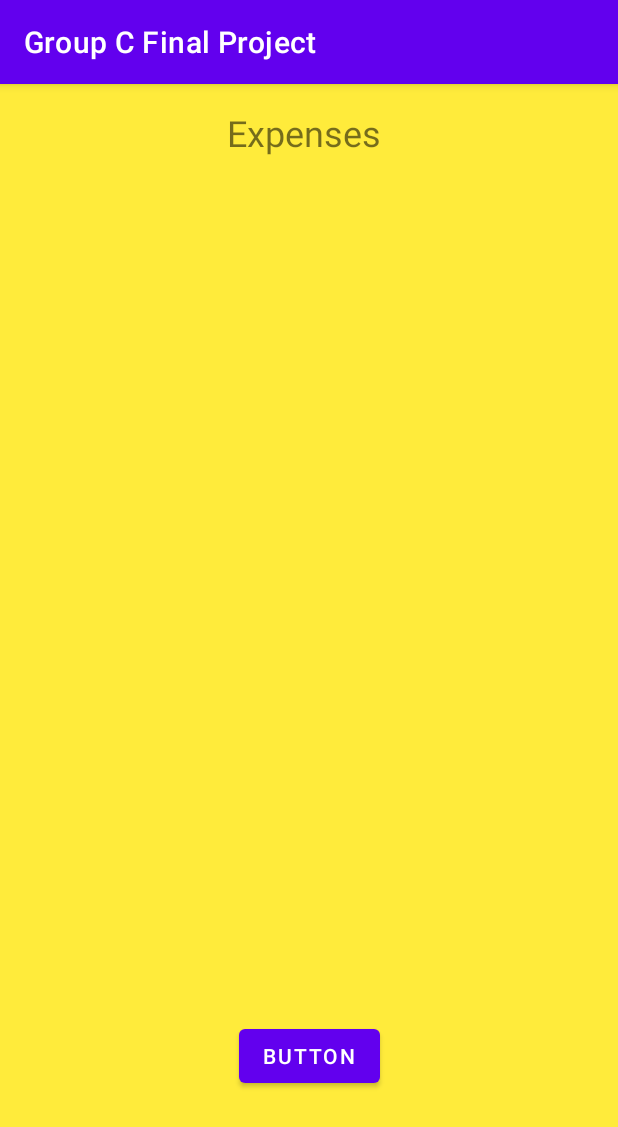
After one commit to imohitsingh/Group-C-Final-Project, an Android app: the ExpensesActivity screen opened directly, with no data from a screen before it, on a phone screen of 412 x 824 dp. The commit adds this screen. Shown: the top 1127 px of the screen. Run offline under Robolectric (Android 15) with nearby library versions, the phone set to English and light mode, and no system bars.

Commit message:
Added ExpensesActivity

```diff
--- a/app/src/main/AndroidManifest.xml
+++ b/app/src/main/AndroidManifest.xml
@@ -9,7 +9,8 @@
         android:roundIcon="@mipmap/ic_launcher_round"
         android:supportsRtl="true"
         android:theme="@style/Theme.GroupCFinalProject">
-        <activity android:name=".Settings"></activity>
+        <activity android:name=".ExpensesActivity"></activity>
+        <activity android:name=".Settings" />
         <activity android:name=".SmallNotebookActivity" />
         <activity android:name=".BigNotebookActivity" />
         <activity android:name=".MainActivity">
--- a/app/src/main/java/com/example/groupcfinalproject/BigNotebookActivity.java
+++ b/app/src/main/java/com/example/groupcfinalproject/BigNotebookActivity.java
@@ -18,4 +18,9 @@ public class BigNotebookActivity extends AppCompatActivity {
         Intent smallnotebook_intent = new Intent(this, SmallNotebookActivity.class);
         startActivity(smallnotebook_intent);
     }
+
+    public void goTo_ExpensesActivity(View view) {
+        Intent expenses_intent = new Intent(this, ExpensesActivity.class);
+        startActivity(expenses_intent);
+    }
 }
--- a/app/src/main/java/com/example/groupcfinalproject/BudgetModel.java
+++ b/app/src/main/java/com/example/groupcfinalproject/BudgetModel.java
@@ -9,13 +9,19 @@ public class BudgetModel{
     private int id;
     private String name;
     private int amount;
+    private String date;
     //cons
 
 
-    public BudgetModel(int id, String name, int amount) {
+    public BudgetModel() {
+
+    }
+
+    public BudgetModel(int id, String name, int amount, String date) {
         this.id = id;
         this.name = name;
         this.amount = amount;
+        this.date = date;
     }
 
     public BudgetModel(int id) {
@@ -55,6 +61,10 @@ public class BudgetModel{
         return formattedDate;
     }
 
+    public void setDate(String date) {
+        this.date = date;
+    }
+
 
     @Override
     public String toString() {
--- a/app/src/main/java/com/example/groupcfinalproject/DatabaseHelper.java
+++ b/app/src/main/java/com/example/groupcfinalproject/DatabaseHelper.java
@@ -21,12 +21,12 @@ public class DatabaseHelper extends SQLiteOpenHelper {
     public static final String COLUMN_BUDGET_NAME = "BUDGET_NAME";
     public static final String COLUMN_BUDGET_AMOUNT = "BUDGET_AMOUNT";
     public static final String COLUMN_ID = "ID";
-    //public static final String COLUMN_BUDGET_DATE = "BUDGET_DATE";
+    public static final String COLUMN_BUDGET_DATE = "BUDGET_DATE";
 
 
     //implementing constructor here as need to satify father side else it gives error on the line 13
     public DatabaseHelper(@Nullable Context context) {
-        super(context, "budget.db", null, 1);
+        super(context, "budget.db", null, 2);
 
     }
 
@@ -37,8 +37,7 @@ public class DatabaseHelper extends SQLiteOpenHelper {
     @Override
     public void onCreate(SQLiteDatabase db) {
         //main code
-        //String createTableStatement= "CREATE TABLE " + BUDGET_TABLE + "(" + COLUMN_ID + " INTEGER PRIMARY KEY AUTOINCREMENT, " + COLUMN_BUDGET_NAME + " TEXT, " + COLUMN_BUDGET_AMOUNT + " INT, " + COLUMN_BUDGET_DATE + " TEXT)";
-        String createTableStatement= "CREATE TABLE " + BUDGET_TABLE + "(" + COLUMN_ID + " INTEGER PRIMARY KEY AUTOINCREMENT, " + COLUMN_BUDGET_NAME + " TEXT, " + COLUMN_BUDGET_AMOUNT + " INT)";
+        String createTableStatement= "CREATE TABLE " + BUDGET_TABLE + "(" + COLUMN_ID + " INTEGER PRIMARY KEY AUTOINCREMENT, " + COLUMN_BUDGET_NAME + " TEXT, " + COLUMN_BUDGET_AMOUNT + " INT, " + COLUMN_BUDGET_DATE + " TEXT)";
         db.execSQL(createTableStatement);
 
     }
@@ -59,7 +58,7 @@ public class DatabaseHelper extends SQLiteOpenHelper {
 
         cv.put(COLUMN_BUDGET_NAME, budgetModel.getName());
         cv.put(COLUMN_BUDGET_AMOUNT, budgetModel.getAmount());
-        //cv.put(COLUMN_BUDGET_DATE, budgetModel.getDate());
+        cv.put(COLUMN_BUDGET_DATE, budgetModel.getDate());
 
 
         long insert = db.insert(BUDGET_TABLE, null, cv);
@@ -85,6 +84,7 @@ public class DatabaseHelper extends SQLiteOpenHelper {
             return false;
         }
     }
+
     //lets list all items
     public List<BudgetModel> getEveryone()
     {
@@ -104,8 +104,9 @@ public class DatabaseHelper extends SQLiteOpenHelper {
                 int budgetID = cursor.getInt(0);
                 String budgetName = cursor.getString(1);
                 int budgetAmount = cursor.getInt(2);
+                String budgetDate = cursor.getString(3);
 
-                BudgetModel newBudget= new BudgetModel(budgetID, budgetName, budgetAmount);
+                BudgetModel newBudget= new BudgetModel(budgetID, budgetName, budgetAmount, budgetDate);
                 returnList.add(newBudget);
             }while(cursor.moveToNext());
         }
@@ -116,6 +117,42 @@ public class DatabaseHelper extends SQLiteOpenHelper {
         cursor.close();
         db.close();
         return returnList;
+    }
 
+    public List<BudgetModel> getSumOfDay()
+    {
+        List<BudgetModel> returnList = new ArrayList<>();
+        //
+        //String queryString = "SELECT "+ COLUMN_BUDGET_NAME + ",SUM(" + COLUMN_BUDGET_AMOUNT +") as sum FROM " + BUDGET_TABLE + " WHERE " + COLUMN_BUDGET_DATE + "= ?"
+        //String queryString = " SELECT * FROM " + BUDGET_TABLE + "GROUP BY" + COLUMN_BUDGET_DATE;
+        String queryString = " SELECT * FROM " + BUDGET_TABLE;
+
+        SQLiteDatabase db= this.getReadableDatabase();
+
+        //rawQ is used as its return cursor
+        Cursor cursor = db.rawQuery(queryString, null);
+
+        if(cursor.moveToFirst())
+        {
+            //loop throught result then create new customers
+            do{
+                int budgetID = cursor.getInt(0);
+                String budgetName = cursor.getString(1);
+                //int budgetAmount = cursor.getInt(2);
+                int budgetAmount = cursor.getInt(2);
+                String budgetDate = cursor.getString(3);
+
+                BudgetModel newBudget= new BudgetModel(budgetID, budgetName, budgetAmount, budgetDate);
+                returnList.add(newBudget);
+            }while(cursor.moveToNext());
+        }
+        else {
+            // if no items in the list, do nothing
+
+        }
+        //close up
+        cursor.close();
+        db.close();
+        return returnList;
     }
 }
--- /dev/null
+++ b/app/src/main/java/com/example/groupcfinalproject/ExpensesActivity.java
@@ -0,0 +1,54 @@
+package com.example.groupcfinalproject;
+
+import androidx.appcompat.app.AppCompatActivity;
+
+import android.content.Intent;
+import android.os.Bundle;
+import android.view.View;
+import android.widget.ArrayAdapter;
+import android.widget.ListView;
+import android.widget.Toast;
+
+import java.util.List;
+
+public class ExpensesActivity extends AppCompatActivity {
+
+    public String total;
+    ListView lv_sumofday;
+
+    ArrayAdapter budgetArrayAdapter;
+    DatabaseHelper databaseHelper;
+    List<BudgetModel> getsumofday;
+
+    @Override
+    protected void onCreate(Bundle savedInstanceState) {
+        super.onCreate(savedInstanceState);
+        setContentView(R.layout.activity_expenses);
+
+
+        lv_sumofday = findViewById(R.id.sumOfDaysList);
+
+        showItemsOnListView();
+
+    }
+
+    private void showItemsOnListView() {
+
+        //to show items in list view
+        databaseHelper = new DatabaseHelper(ExpensesActivity.this);
+        BudgetModel budgetModel = new BudgetModel();
+        getsumofday = databaseHelper.getSumOfDay();
+        //important to show item in list view, line #90
+        budgetArrayAdapter = new ArrayAdapter<BudgetModel>(ExpensesActivity.this, android.R.layout.simple_list_item_1, getsumofday);
+        lv_sumofday.setAdapter(budgetArrayAdapter);
+
+
+    }
+
+
+    public void goTo_BigNotebookActivity(View view) {
+        Intent bignotebook_intent = new Intent(this, BigNotebookActivity.class);
+        startActivity(bignotebook_intent);
+    }
+
+}
--- a/app/src/main/java/com/example/groupcfinalproject/SmallNotebookActivity.java
+++ b/app/src/main/java/com/example/groupcfinalproject/SmallNotebookActivity.java
@@ -63,7 +63,7 @@ public class SmallNotebookActivity extends AppCompatActivity {
 
 
                 // -1 is a default value cuz why not?
-                budgetModel = new BudgetModel(-1, et_name.getText().toString(), Integer.parseInt(et_amount.getText().toString()));
+                budgetModel = new BudgetModel(-1, et_name.getText().toString(), Integer.parseInt(et_amount.getText().toString()), "01/01/2000");
                 Toast.makeText(SmallNotebookActivity.this, budgetModel.toString(), Toast.LENGTH_SHORT).show();
             }
 
@@ -71,7 +71,7 @@ public class SmallNotebookActivity extends AppCompatActivity {
             {
                 Toast.makeText(SmallNotebookActivity.this, "Error creating item!", Toast.LENGTH_SHORT).show();
                 //if it fails add this as default
-                 budgetModel = new BudgetModel(-1, "error creating item!", 0);
+                 budgetModel = new BudgetModel(-1, "error creating item!", 0, "01/01/2000");
             }
 
             DatabaseHelper databaseHelper = new DatabaseHelper(SmallNotebookActivity.this);
--- a/app/src/main/res/layout/activity_big_notebook.xml
+++ b/app/src/main/res/layout/activity_big_notebook.xml
@@ -35,6 +35,7 @@
         android:id="@+id/button4"
         android:layout_width="317dp"
         android:layout_height="72dp"
+        android:onClick="goTo_ExpensesActivity"
         android:text="Expenses"
         app:layout_constraintBottom_toBottomOf="parent"
         app:layout_constraintEnd_toEndOf="parent"
--- /dev/null
+++ b/app/src/main/res/layout/activity_expenses.xml
@@ -0,0 +1,41 @@
+<?xml version="1.0" encoding="utf-8"?>
+<androidx.constraintlayout.widget.ConstraintLayout xmlns:android="http://schemas.android.com/apk/res/android"
+    xmlns:app="http://schemas.android.com/apk/res-auto"
+    xmlns:tools="http://schemas.android.com/tools"
+    android:layout_width="match_parent"
+    android:layout_height="match_parent"
+    android:background="#FFEB3B"
+    tools:context=".ExpensesActivity">
+
+    <TextView
+        android:id="@+id/Expenses_textview"
+        android:layout_width="109dp"
+        android:layout_height="56dp"
+        android:layout_marginTop="16dp"
+        android:text="Expenses"
+        android:textSize="24sp"
+        app:layout_constraintEnd_toEndOf="parent"
+        app:layout_constraintStart_toStartOf="parent"
+        app:layout_constraintTop_toTopOf="parent" />
+
+    <Button
+        android:id="@+id/showtotal"
+        android:layout_width="wrap_content"
+        android:layout_height="wrap_content"
+        android:layout_marginTop="624dp"
+        android:onClick="test"
+        android:text="Button"
+        app:layout_constraintEnd_toEndOf="parent"
+        app:layout_constraintStart_toStartOf="parent"
+        app:layout_constraintTop_toTopOf="parent" />
+
+    <ListView
+        android:id="@+id/sumOfDaysList"
+        android:layout_width="357dp"
+        android:layout_height="256dp"
+        android:layout_marginTop="92dp"
+        app:layout_constraintEnd_toEndOf="parent"
+        app:layout_constraintStart_toStartOf="parent"
+        app:layout_constraintTop_toTopOf="parent" />
+
+</androidx.constraintlayout.widget.ConstraintLayout>
```
